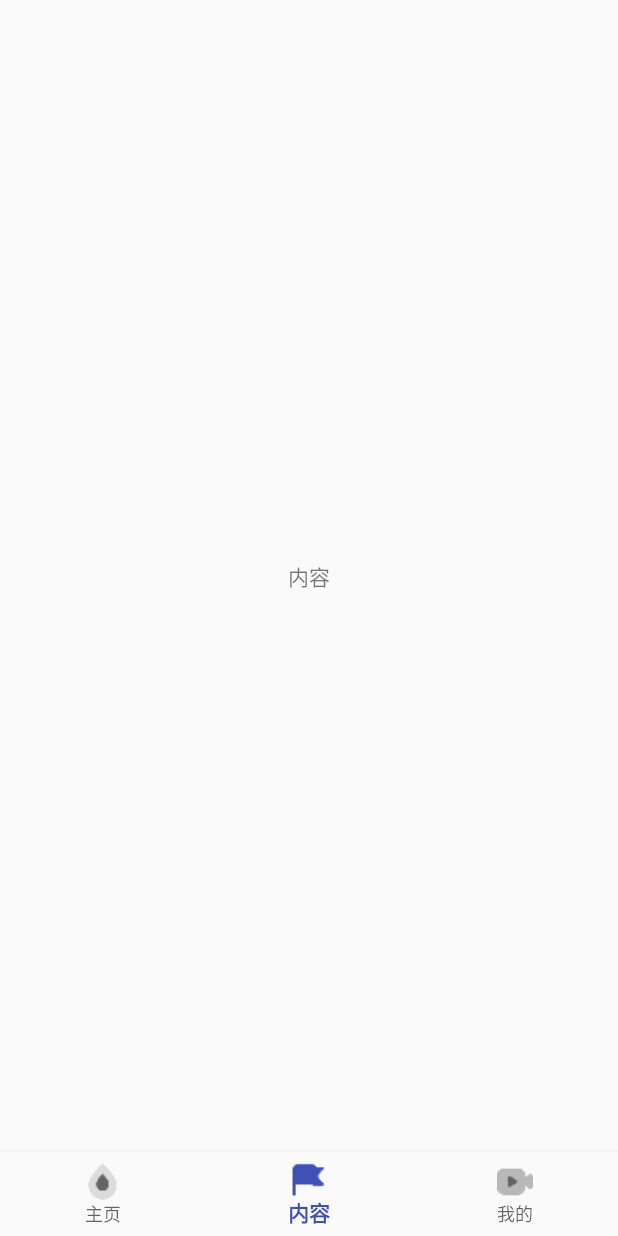
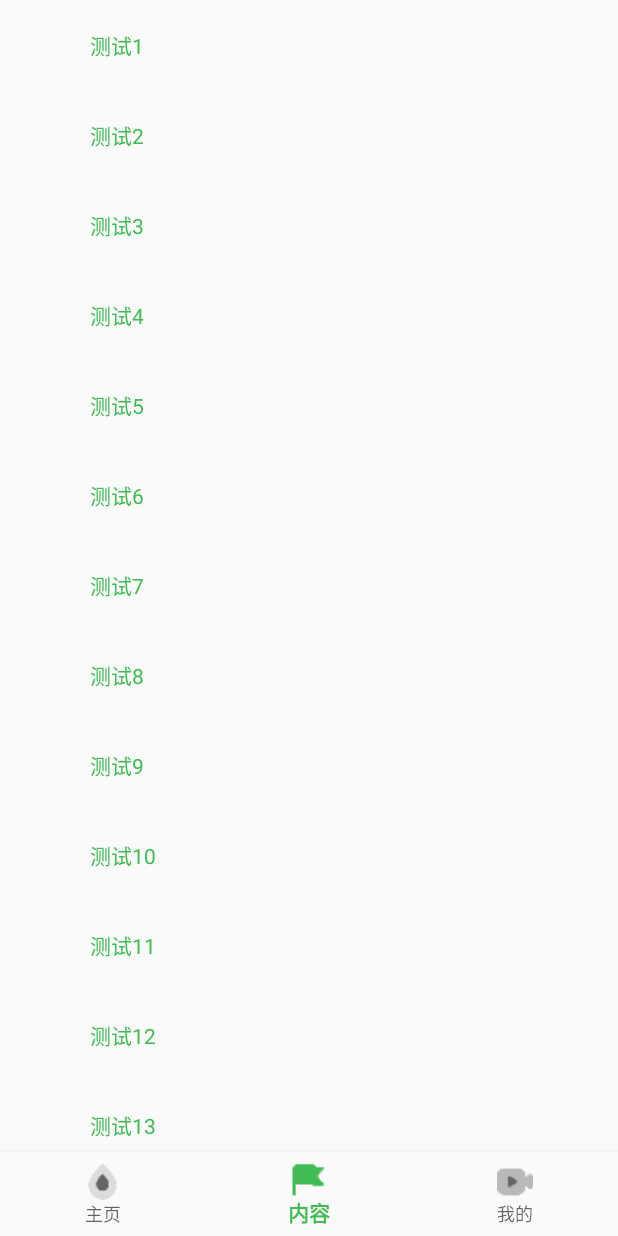
Before and after one commit to yingzi2011/bluesKotlin, an Android app: the screen it shows after launch (MainActivity), item 2 of the bottom bar chosen, on a phone screen of 412 x 824 dp. Run offline under Robolectric (Android 15) with nearby library versions, the phone set to English and light mode, and no system bars.

Commit message:
RecyclerView  list  for 循环

```diff
--- /dev/null
+++ b/app/src/main/java/com/kotlin/blues/adapter/BluesMidMainAdapter.kt
@@ -0,0 +1,42 @@
+package com.kotlin.blues.adapter
+
+import android.support.v7.widget.RecyclerView
+import android.view.LayoutInflater
+import android.view.View
+import android.view.ViewGroup
+import android.widget.ImageView
+import android.widget.TextView
+import com.kotlin.blues.R
+import kotlinx.android.synthetic.main.blues_middle_list_item.view.*
+
+/**
+ * Created by blues_qisd on 2017/8/17.
+ */
+class BluesMidMainAdapter(var bluesItems: List<String>) : RecyclerView.Adapter<BluesMidMainAdapter.MyViewHolder>() {
+
+
+    override fun onCreateViewHolder(parent: ViewGroup?, viewType: Int): MyViewHolder {
+        var view = LayoutInflater.from(parent?.context).inflate(R.layout.blues_middle_list_item, parent, false)
+        return MyViewHolder(view)
+    }
+
+    override fun onBindViewHolder(holder: MyViewHolder?, position: Int) {
+        holder?.testName!!.text = bluesItems.get(position)
+
+    }
+
+    override fun getItemCount(): Int {
+        return bluesItems.size
+    }
+
+
+    fun setBluesMidItems(items: List<String>) {
+        bluesItems = items
+    }
+
+    class MyViewHolder(view: View) : RecyclerView.ViewHolder(view) {
+         val testName=view.blues_item_name
+         val image=view.blues_item_img
+    }
+
+}
--- a/app/src/main/java/com/kotlin/blues/maintab/MiddleTabFragment.kt
+++ b/app/src/main/java/com/kotlin/blues/maintab/MiddleTabFragment.kt
@@ -1,15 +1,20 @@
 package com.kotlin.blues.maintab
 
+import android.content.res.TypedArray
 import android.os.Bundle
+import android.support.v4.content.res.TypedArrayUtils
+import android.support.v7.widget.LinearLayoutManager
 import android.view.LayoutInflater
 import android.view.View
 import android.view.ViewGroup
 import com.kotlin.blues.R
+import com.kotlin.blues.adapter.BluesMidMainAdapter
 import com.kotlin.blues.base.BluesBaseFragment
-import kotlinx.android.synthetic.main.blues_fragment_main.*
+import kotlinx.android.synthetic.main.blues_middle_fragment_tab.*
+import java.util.ArrayList
 
 /**
- * Created by qishoudong on 2017/8/16.
+ * Created qisd on 2017/8/16.
  */
 class MiddleTabFragment : BluesBaseFragment() {
     override fun onCreate(savedInstanceState: Bundle?) {
@@ -17,13 +22,35 @@ class MiddleTabFragment : BluesBaseFragment() {
     }
 
     override fun onCreateView(inflater: LayoutInflater?, container: ViewGroup?, savedInstanceState: Bundle?): View? {
-        var view = inflater?.inflate(R.layout.blues_fragment_main, container, false)
+        var view = inflater?.inflate(R.layout.blues_middle_fragment_tab, container, false)
         return view
-
     }
 
     override fun onViewCreated(view: View?, savedInstanceState: Bundle?) {
         super.onViewCreated(view, savedInstanceState)
-        message.setText(R.string.title_dashboard)
+        initListView()
     }
+
+    private fun initListView() {
+        bluesMidListview.layoutManager = LinearLayoutManager(activity)
+        val mAdapter = BluesMidMainAdapter(getDataList())
+        bluesMidListview.adapter = mAdapter
+    }
+
+    private fun getDataList(): List<String> {
+//        val list = activity.resources.getStringArray(R.array.parent_status_list)
+        var tempList = ArrayList<String>()
+        //---for 循环联系
+//        for (i in 0..20 step 2) {
+//            tempList.add("测试" + i)
+//        }
+//        for (i in 1 until 20 ) {
+//            tempList.add("测试" + i)
+//        }
+        for (i in 1.. 20 ) {
+            tempList.add("测试" + i)
+        }
+        return tempList
+    }
+
 }
--- a/app/src/main/res/layout/blues_fragment_main.xml
+++ b/app/src/main/res/layout/blues_fragment_main.xml
@@ -15,4 +15,6 @@
         android:gravity="center" />
 
 
+
+
 </RelativeLayout>
--- /dev/null
+++ b/app/src/main/res/layout/blues_middle_fragment_tab.xml
@@ -0,0 +1,10 @@
+<?xml version="1.0" encoding="utf-8"?>
+<RelativeLayout xmlns:android="http://schemas.android.com/apk/res/android"
+    android:layout_width="match_parent"
+    android:layout_height="match_parent">
+
+    <android.support.v7.widget.RecyclerView
+        android:id="@+id/bluesMidListview"
+        android:layout_width="match_parent"
+        android:layout_height="wrap_content"></android.support.v7.widget.RecyclerView>
+</RelativeLayout>
--- /dev/null
+++ b/app/src/main/res/layout/blues_middle_list_item.xml
@@ -0,0 +1,20 @@
+<?xml version="1.0" encoding="utf-8"?>
+<RelativeLayout xmlns:android="http://schemas.android.com/apk/res/android"
+    android:layout_width="match_parent"
+    android:layout_height="wrap_content">
+
+
+    <ImageView
+        android:id="@+id/blues_item_img"
+        android:layout_width="60dp"
+        android:layout_height="60dp" />
+
+    <TextView
+        android:id="@+id/blues_item_name"
+        android:layout_width="match_parent"
+        android:layout_height="wrap_content"
+        android:layout_centerVertical="true"
+        android:layout_toRightOf="@id/blues_item_img"
+        android:textColor="@color/blues_common_text_green_color"
+        android:textSize="@dimen/normal_text_size_28" />
+</RelativeLayout>
--- a/app/src/main/res/values/styles.xml
+++ b/app/src/main/res/values/styles.xml
@@ -3,10 +3,10 @@
     <!-- Base application theme. -->
     <style name="AppTheme" parent="Theme.AppCompat.Light.DarkActionBar">
         <!-- Customize your theme here. -->
-        <item name="colorPrimary">@color/colorPrimary</item>
-        <item name="colorPrimaryDark">@color/colorPrimaryDark</item>
-        <item name="colorAccent">@color/colorAccent</item>
+        <item name="colorPrimary">@color/blues_common_btn_bg_normal_color</item>
+        <item name="colorPrimaryDark">@color/blues_common_btn_bg_normal_color</item>
     </style>
+        <!--<item name="colorAccent">@color/colorAccent</item>-->
     <style name="AppTheme.NoActionBar">
         <item name="windowActionBar">false</item>
         <item name="windowNoTitle">true</item>
```
Also changed, not shown: app/src/main/res/values/colors.xml (+23 -3 lines), app/src/main/res/values/dimens.xml (+36 -0 lines).
